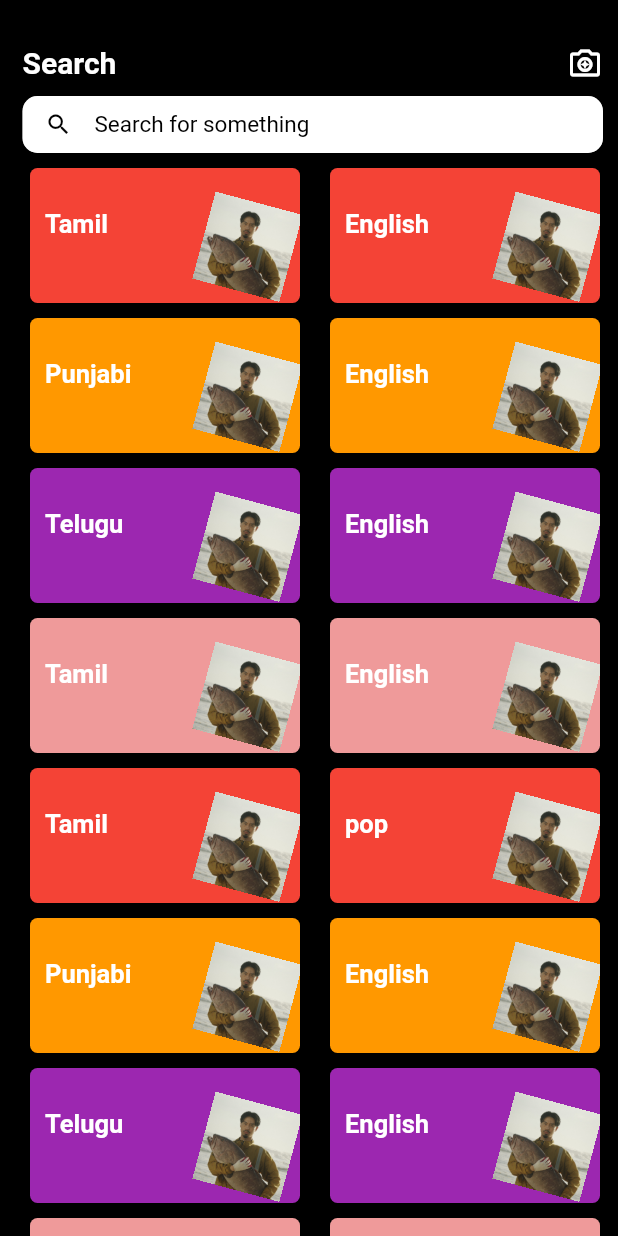
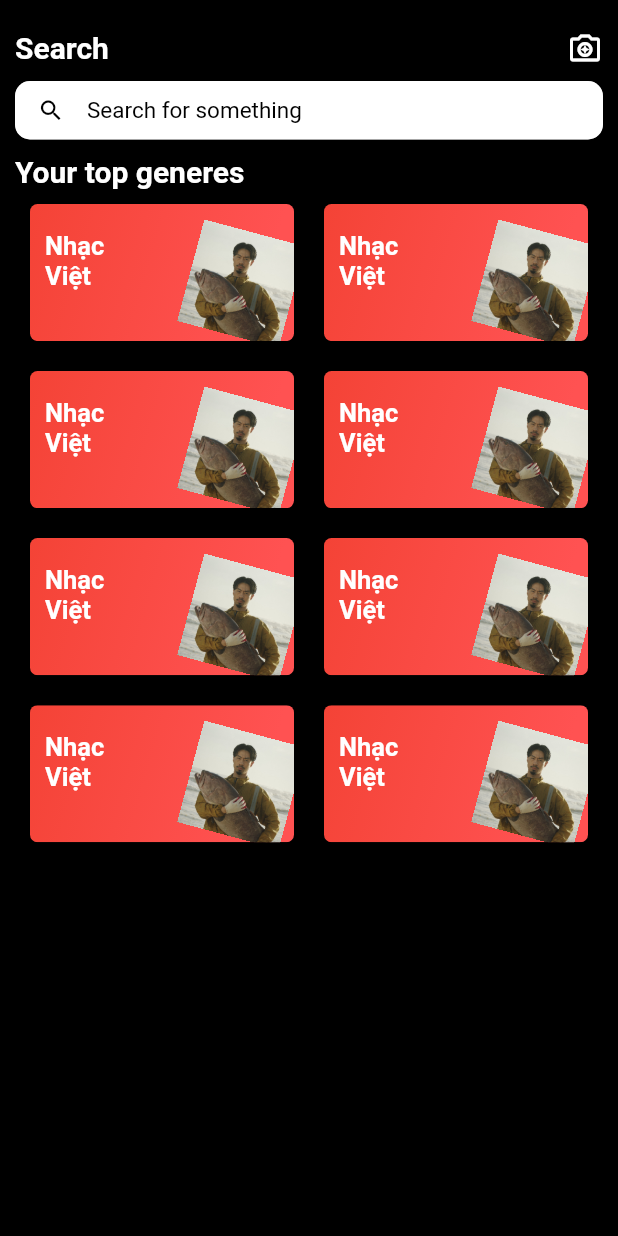
Before and after one commit to mylife1234-cmd/spotify, a Flutter app: the SearchPage screen opened directly, on a phone screen of 412 x 824 dp. Run offline on Flutter 3.47's test engine with Material 2 defaults, Android fonts, the light colour scheme and no system bars; our stand-ins replace modal_bottom_sheet, palette_generator; Roboto replaces fonts that are missing (SpotifyFont).

```diff
--- a/lib/pages/search.dart
+++ b/lib/pages/search.dart
@@ -2,25 +2,27 @@ import 'package:flutter/material.dart';
 
 class SearchPage extends StatelessWidget {
   const SearchPage({Key? key}) : super(key: key);
+
   @override
   Widget build(BuildContext context) {
-    return Scaffold(
-      backgroundColor: Colors.black,
-      body: SingleChildScrollView(
+    return SafeArea(
+      child: Scaffold(
+        body: Container(
+          child: ListView(
+            children: <Widget>[
+              SingleChildScrollView(
+                scrollDirection: Axis.vertical,
                 child: Column(
-          mainAxisAlignment: MainAxisAlignment.start,
-          crossAxisAlignment: CrossAxisAlignment.start,
                   children: [
                     Padding(
-              padding: const EdgeInsets.only(top: 30.0, left: 15.0, right: 10.0
-              ),
+                      padding: const EdgeInsets.only(
+                          top: 20.0, left: 10.0, right: 10.0),
                       child: Row(
                         mainAxisAlignment: MainAxisAlignment.spaceBetween,
                         children: [
                           const Text('Search',
                               style: TextStyle(
                                   fontSize: 20, fontWeight: FontWeight.bold)),
-
                           Row(
                             mainAxisAlignment: MainAxisAlignment.spaceBetween,
                             children: const [
@@ -30,11 +32,12 @@ class SearchPage extends StatelessWidget {
                         ],
                       ),
                     ),
-      SizedBox(height: 10,),
+                    const SizedBox(
+                      height: 10.0,
+                    ),
                     Container(
-              height: 38,
-        padding: const EdgeInsets.only( left: 15.0, right: 10.0
-        ),
+                      height: 39,
+                      padding: const EdgeInsets.symmetric(horizontal: 10.0),
                       child: TextField(
                         textAlign: TextAlign.left,
                         style: const TextStyle(
@@ -43,57 +46,63 @@ class SearchPage extends StatelessWidget {
                             fontFamily: 'SpotifyFont'),
                         decoration: InputDecoration(
                           hintText: 'Search for something',
-                  hintStyle: TextStyle(fontSize: 15.0, color: Colors.black),
+                          hintStyle:
+                          TextStyle(fontSize: 15.0, color: Colors.black),
                           fillColor: Colors.white,
-                  prefixIcon: const Icon(Icons.search, color:Colors.black,size: 18.0),
+                          prefixIcon: const Icon(Icons.search,
+                              color: Colors.black, size: 18.0),
                           contentPadding: EdgeInsets.symmetric(vertical: 8),
                           filled: true,
                           border: OutlineInputBorder(
-                      borderRadius: BorderRadius.circular(10.0)
+                              borderRadius: BorderRadius.circular(10.0)),
                         ),
                       ),
                     ),
+                    Padding(
+                        padding: EdgeInsets.all(10.0),
+                        child: Column(
+                          crossAxisAlignment: CrossAxisAlignment.start,
+                          children: [
+                            Text(
+                              "Your top generes ",
+                              style: TextStyle(fontSize: 20.0,
+                                  fontWeight: FontWeight.bold,
+                                  color: Colors.white),
                             ),
-            SizedBox(height: 10,),
-            smalltile(context,"Tamil  ",Colors.red,"English",Colors.green,"assets/images/den-vau.jpeg","assets/images/den-vau.jpeg"),
-            SizedBox(height: 10,),
-            smalltile(context,"Punjabi",Colors.orange,"English",Colors.yellow,"assets/images/den-vau.jpeg","assets/images/den-vau.jpeg"),
-            SizedBox(height: 10,),
-            smalltile(context,"Telugu",Colors.purple,"English",Colors.blueAccent,"assets/images/den-vau.jpeg","assets/images/den-vau.jpeg"),
-            SizedBox(height: 10,),
-            smalltile(context,"Tamil",Colors.red[200],"English",Colors.green[800],"assets/images/den-vau.jpeg","assets/images/den-vau.jpeg"),
-            SizedBox(height: 10,),
-            smalltile(context,"Tamil  ",Colors.red,"pop",Colors.green,"assets/images/den-vau.jpeg","assets/images/den-vau.jpeg"),
-            SizedBox(height: 10,),
-            smalltile(context,"Punjabi",Colors.orange,"English",Colors.yellow,"assets/images/den-vau.jpeg","assets/images/den-vau.jpeg"),
-            SizedBox(height: 10,),
-            smalltile(context,"Telugu",Colors.purple,"English",Colors.blueAccent,"assets/images/den-vau.jpeg","assets/images/den-vau.jpeg"),
-            SizedBox(height: 10,),
-            smalltile(context,"Tamil",Colors.red[200],"English",Colors.green[800],"assets/images/den-vau.jpeg","assets/images/den-vau.jpeg"),
+                            GridView.builder(
+                              itemCount: 8,
+                              gridDelegate:
+                              new SliverGridDelegateWithFixedCrossAxisCount(
+                                crossAxisCount: 2,
+                                childAspectRatio: 1.76,),
+                              shrinkWrap: true,
+                              controller:
+                              ScrollController(keepScrollOffset: false),
+                              itemBuilder: (BuildContext context, int index) {
+                                return GridTile(
+                                  child: Padding(
+                                    padding: EdgeInsets.all(10.0),
+                                    child: ClipRRect(
+                                      child: Container(
+                                        height: MediaQuery.of(context).size.height,
+                                        decoration: BoxDecoration(
+                                          gradient: const LinearGradient(
+                                            begin: Alignment.topLeft,
+                                            end: Alignment(0.8, 0.0),
+                                            colors: [
+                                              Colors.red,
+                                              Colors.redAccent,
                                             ],
                                           ),
-      ),
-    );
-  }
-
-  Row smalltile(BuildContext context,String text,final clrs,String text2,final clrs2,String imgurl1,String imgurl2) {
-    return Row(
-      children:<Widget> [
-        Padding(padding: const EdgeInsets.only(top: 10.0, left: 10.0, right: 10.0),),
-        ClipRRect(
-          child: Container(
-            height: 90.0,
-            width: 180.0,
-            decoration: BoxDecoration(
                                           borderRadius: BorderRadius.circular(5),
-              color: clrs,
                                         ),
                                         child: Row(
                                           mainAxisAlignment: MainAxisAlignment.spaceBetween,
                                           children: <Widget>[
                                             Container(
                                               margin: const EdgeInsets.only(bottom: 15, left: 10.0, right: 10.0),
-                  child: Text(text,
+                                              child: const Text(
+                                                'Nhạc\nViệt',
                                                 style: TextStyle(
                                                     color: Colors.white,
                                                     fontSize: 17,
@@ -105,8 +114,8 @@ class SearchPage extends StatelessWidget {
                                                 child: RotationTransition(
                                                   turns: const AlwaysStoppedAnimation(15 / 360),
                                                   child: Image.asset(
-                        imgurl1,
-                        height: 60,
+                                                    'assets/images/den-vau.jpeg',
+                                                    height: 70,
                                                     width: 70,
                                                   ),
                                                 )
@@ -115,43 +124,77 @@ class SearchPage extends StatelessWidget {
                                         ),
                                       ),
                                     ),
-        Padding(padding: const EdgeInsets.only(top: 10.0, left: 10.0, right: 10.0),),
-        ClipRRect(
-          child: Container(
-            height: 90.0,
-            width: 180.0,
-            decoration: BoxDecoration(
-              borderRadius: BorderRadius.circular(5),
-              color: clrs,
                                   ),
-            child: Row(
-              mainAxisAlignment: MainAxisAlignment.spaceBetween,
-              children: <Widget>[
-                Container(
-                  margin: const EdgeInsets.only(bottom: 15, left: 10.0, right: 10.0),
-                  child: Text(text2,
-                    style: TextStyle(
-                        color: Colors.white,
-                        fontSize: 17,
-                        fontWeight: FontWeight.bold),
+                                );
+                              },
                             ),
+                          ],
+                        )),
+                  ],
                 ),
-                Container(
-                    margin: const EdgeInsets.only(top: 15, left: 10),
-                    child: RotationTransition(
-                      turns: const AlwaysStoppedAnimation(15 / 360),
-                      child: Image.asset(
-                        imgurl1,
-                        height: 60,
-                        width: 70,
-                      ),
-                    )
               ),
             ],
           ),
         ),
       ),
-      ],
     );
   }
 }
+final listMusic = [
+  {
+    'text': "K/DA",
+    'image': "assets/images/home/kda.jpg",
+    "colors": [
+      Color(0xFFD4AF37),
+      Color(0xFFCFB53B),
+    ],
+  },
+  {
+    'text': "Bigcityboi",
+    'image': "assets/images/home/big-city-boi.jpg",
+    "colors": [
+      Color(0xff031cd7),
+      Color(0xFFCFB53B),
+    ]
+  },
+  {
+    'text': "DNA",
+    'image': "assets/images/home/dna.jpg",
+    "colors": [
+      Color(0xFFD4AF37),
+      Color(0xFFCFB53B),
+    ]
+  },
+  {
+    'text': "Latata",
+    'image': "assets/images/home/latata.jpg",
+    "colors": [
+      Color(0xff031cd7),
+      Color(0xFFCFB53B),
+    ]
+  },
+  {
+    'text': "Chilled",
+    'image': "assets/images/home/chilled.jpg",
+    "colors": [
+      Color(0xFFD4AF37),
+      Color(0xFFCFB53B),
+    ]
+  },
+  {
+    'text': "Ái Nộ",
+    'image': "assets/images/home/ai-no.jpg",
+    "colors": [
+      Color(0xff031cd7),
+      Color(0xFFCFB53B),
+    ]
+  },
+  {
+    'text': "Relax",
+    'image': "assets/images/home/album2.jpg",
+    "colors": [
+      Color(0xff031cd7),
+      Color(0xFFCFB53B),
+    ]
+  },
+];
```
Lines whose indentation alone changed are shown as unchanged.
